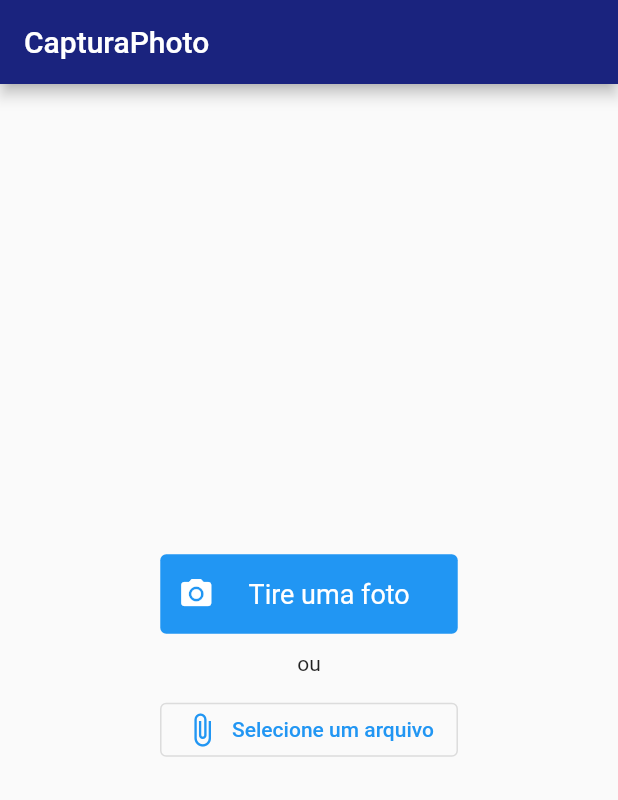
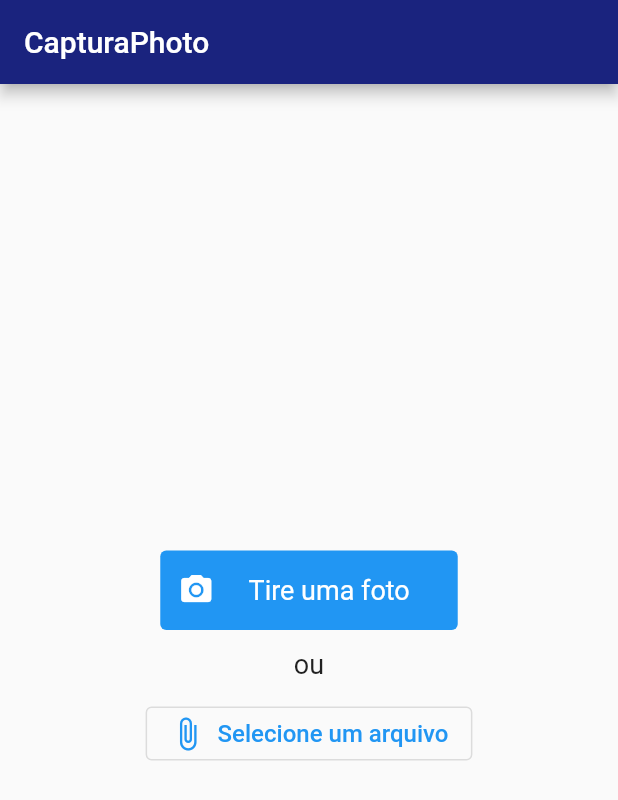
Before and after one commit to jessicacordeiro/camera-flutter, a Flutter app: the screen it shows after launch, on a phone screen of 412 x 824 dp. Shown: the top 800 px of the screen. Run offline on Flutter 3.47's test engine with Material 2 defaults, Android fonts, the phone set to English and light mode, and no system bars; our stand-ins replace get; missing offline and left inert: camera_camera.

Commit message:
Alterando a altura e largura da foto e o design da home_page

```diff
--- a/camera_flutter/lib/home_page.dart
+++ b/camera_flutter/lib/home_page.dart
@@ -52,16 +52,26 @@ class _HomePageState extends State<HomePage> {
                   style: ElevatedButton.styleFrom(
                       elevation: 0.0,
                       textStyle: TextStyle(
-                        fontSize: 18,
+                        fontSize: 18.0,
                       )),
                 ),
                 Padding(
                   padding: EdgeInsets.all(12.0),
-                  child: Text('ou'),
+                  child: Text(
+                    'ou',
+                    style: TextStyle(
+                      fontSize: 18.0,
+                    ),
+                  ),
                 ),
                 OutlinedButton.icon(
                   icon: Icon(Icons.attach_file),
-                  label: Text('Selecione um arquivo'),
+                  label: Text(
+                    'Selecione um arquivo',
+                    style: TextStyle(
+                      fontSize: 16.0,
+                    ),
+                  ),
                   onPressed: () => {},
                 ),
               ],
--- a/camera_flutter/lib/widgets/anexo.dart
+++ b/camera_flutter/lib/widgets/anexo.dart
@@ -20,8 +20,8 @@ class _AnexoState extends State<Anexo> {
       ),
       child: Center(
         child: SizedBox(
-          width: 200,
-          height: 200,
+          width: 300,
+          height: 400,
           child: ClipRRect(
             borderRadius: BorderRadius.circular(12.0),
             child: Image.file(
```
